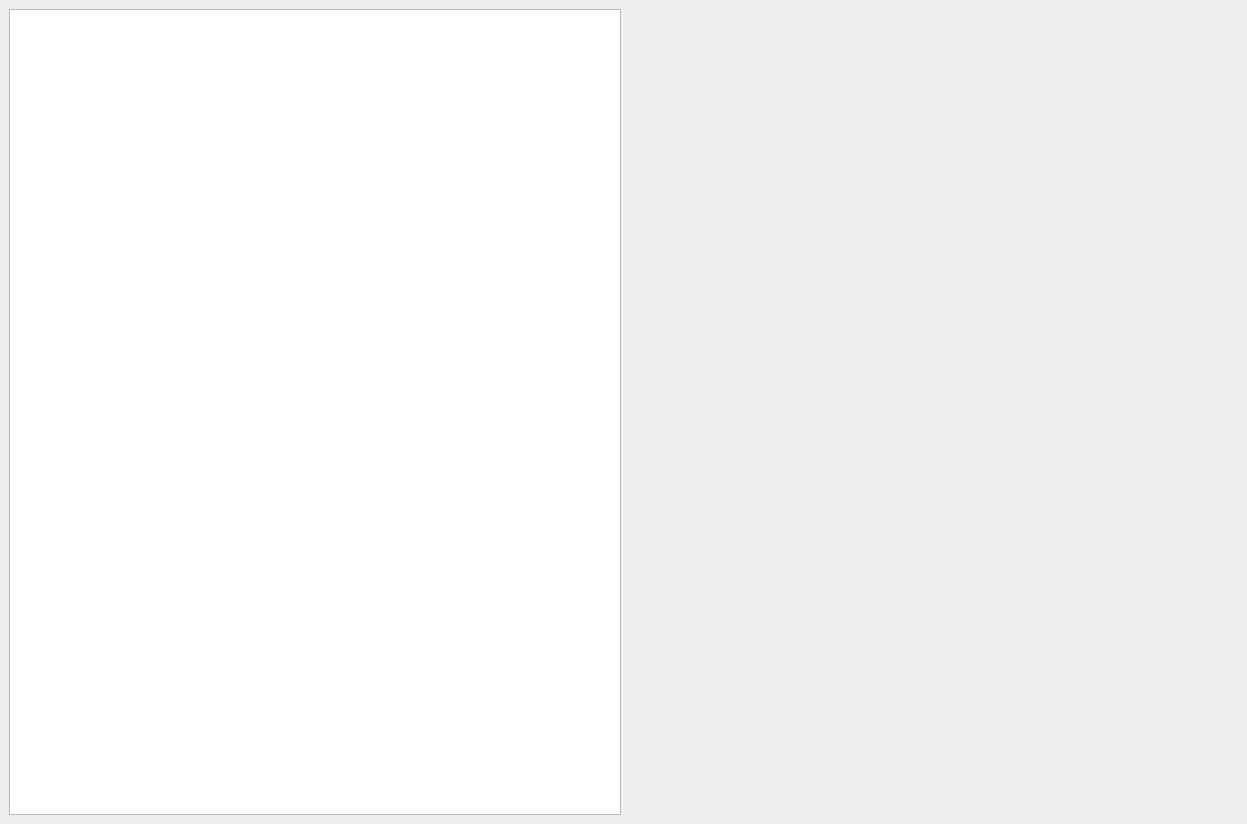
First picture: the form in viewer.ui, repository frans-fuerst/picks, before the edit.
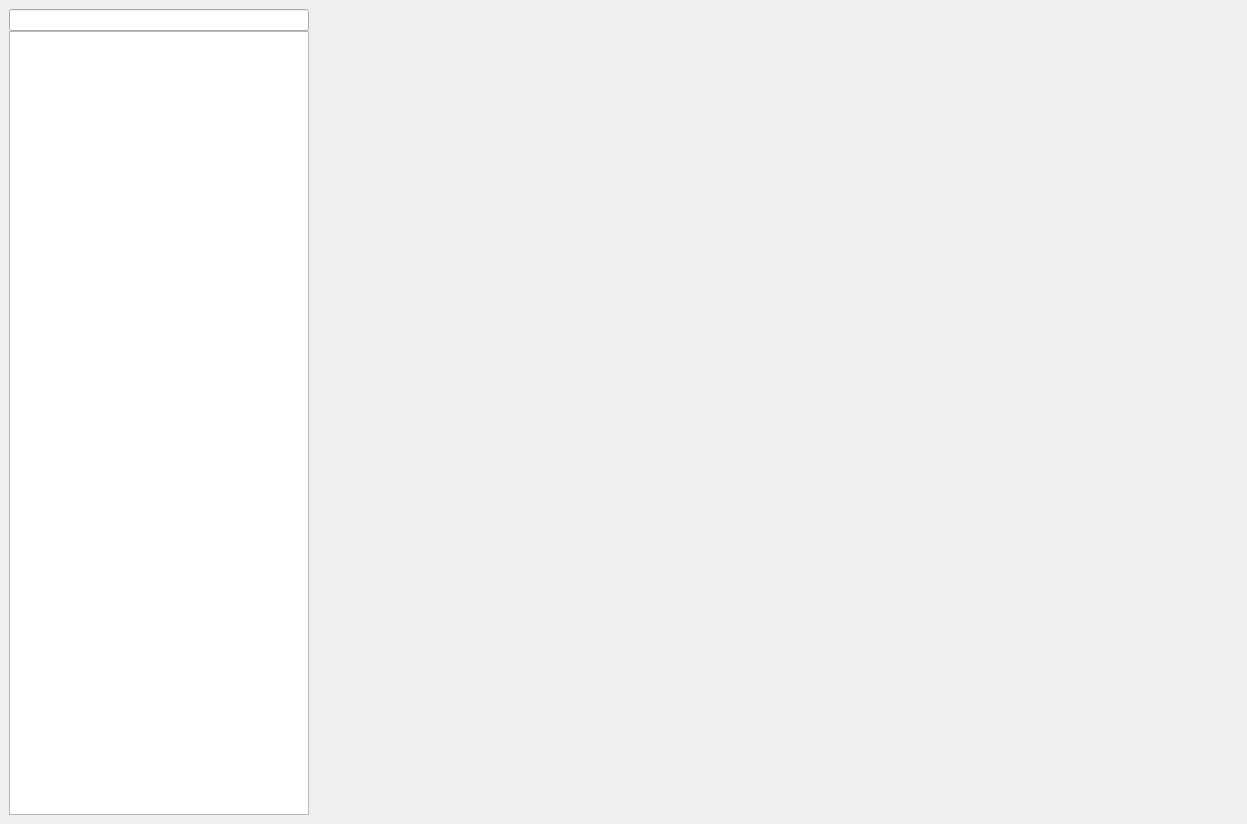
Second picture: the form after the edit.

The edit to the form file:
```diff
--- a/viewer.ui
+++ b/viewer.ui
@@ -24,7 +24,31 @@
     <item row="0" column="0">
      <layout class="QHBoxLayout" name="horizontalLayout_2">
       <item>
-       <widget class="QListWidget" name="lst_files"/>
+       <layout class="QVBoxLayout" name="verticalLayout">
+        <property name="spacing">
+         <number>0</number>
+        </property>
+        <item>
+         <widget class="QLineEdit" name="txt_filter">
+          <property name="maximumSize">
+           <size>
+            <width>300</width>
+            <height>16777215</height>
+           </size>
+          </property>
+         </widget>
+        </item>
+        <item>
+         <widget class="QListWidget" name="lst_files">
+          <property name="maximumSize">
+           <size>
+            <width>300</width>
+            <height>16777215</height>
+           </size>
+          </property>
+         </widget>
+        </item>
+       </layout>
       </item>
       <item>
        <widget class="QLabel" name="lbl_viewer">
```
